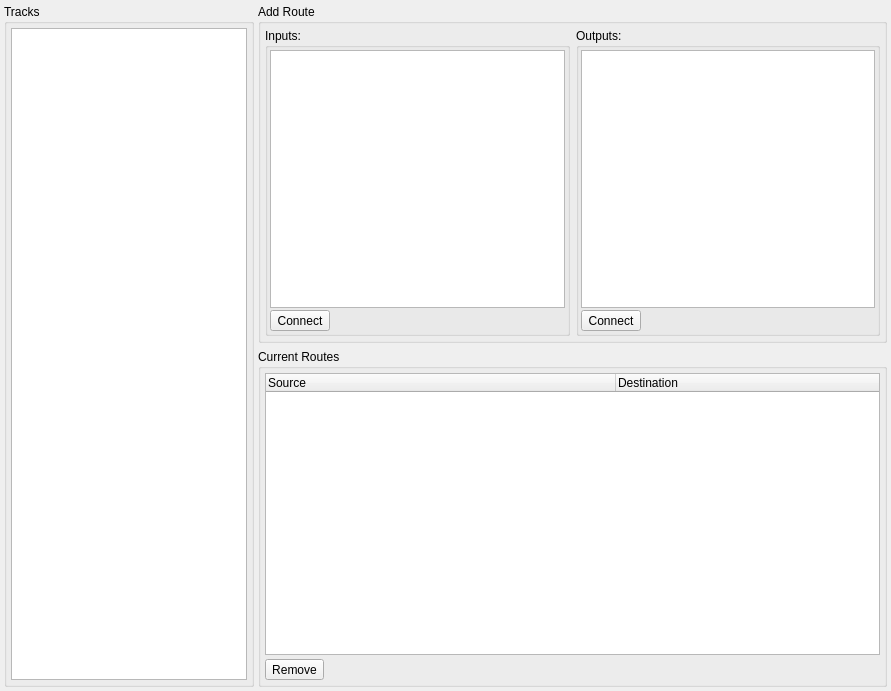
Qt form oom/mixer/routedialogbase.ui (ccherrett/oom) before a commit.
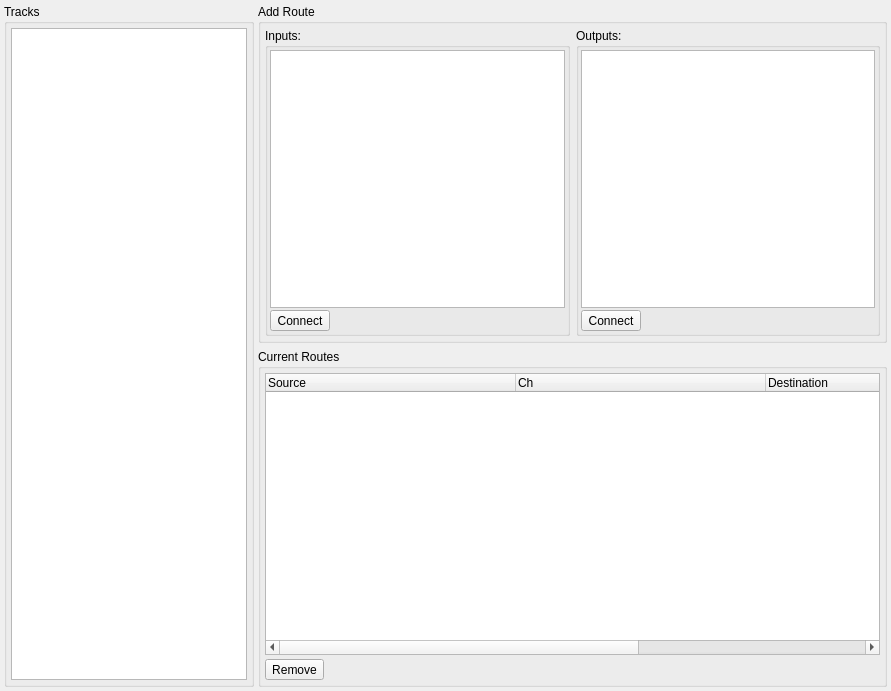
The same form after that commit.

Commit message: Getting very close with the RD need some testing to see what is or is not working

```diff
--- a/oom/mixer/routedialogbase.ui
+++ b/oom/mixer/routedialogbase.ui
@@ -246,22 +246,47 @@
           <property name="alternatingRowColors">
            <bool>true</bool>
           </property>
+          <property name="columnCount">
+           <number>4</number>
+          </property>
           <attribute name="headerDefaultSectionSize">
-           <number>350</number>
+           <number>250</number>
           </attribute>
+          <attribute name="headerStretchLastSection">
+           <bool>true</bool>
+          </attribute>
           <attribute name="headerDefaultSectionSize">
-           <number>350</number>
+           <number>250</number>
+          </attribute>
+          <attribute name="headerStretchLastSection">
+           <bool>true</bool>
           </attribute>
           <column>
            <property name="text">
             <string>Source</string>
            </property>
           </column>
+          <column>
+           <property name="text">
+            <string>Ch</string>
+           </property>
+           <property name="toolTip">
+            <string>Source Channel</string>
+           </property>
+          </column>
           <column>
            <property name="text">
             <string>Destination</string>
            </property>
           </column>
+          <column>
+           <property name="text">
+            <string>Ch</string>
+           </property>
+           <property name="toolTip">
+            <string>Destination Channel</string>
+           </property>
+          </column>
          </widget>
         </item>
         <item>
```
Left out of the diff: 32 changed lines with no effect on the pictures. The commit also changes 1 other file.
